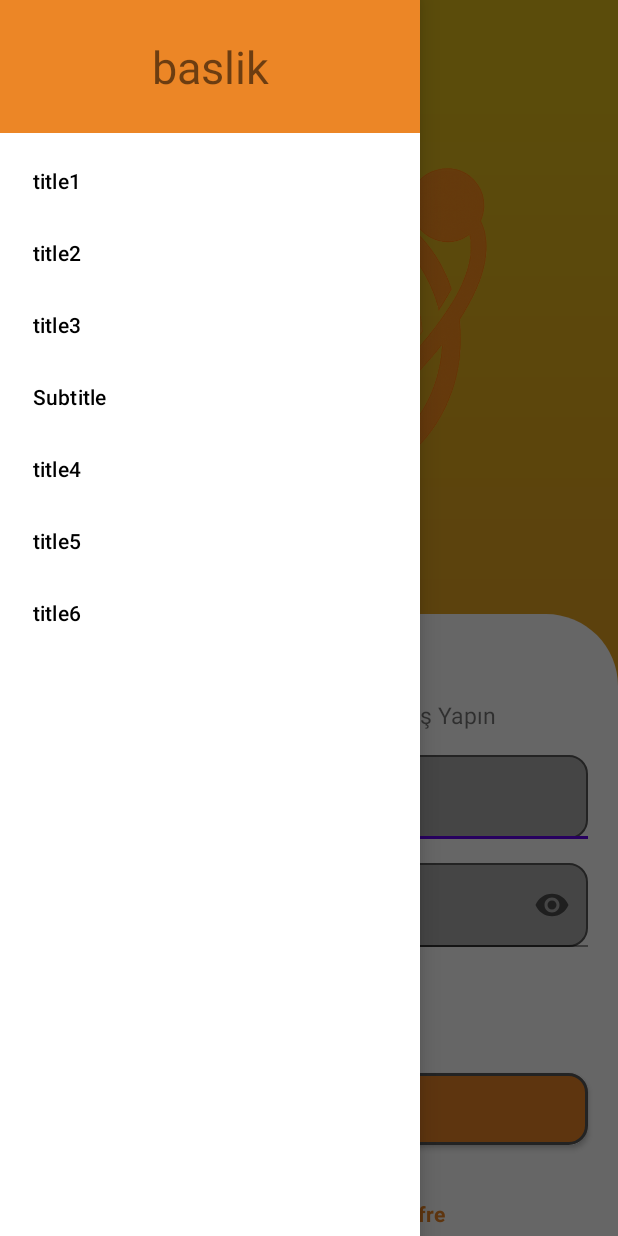
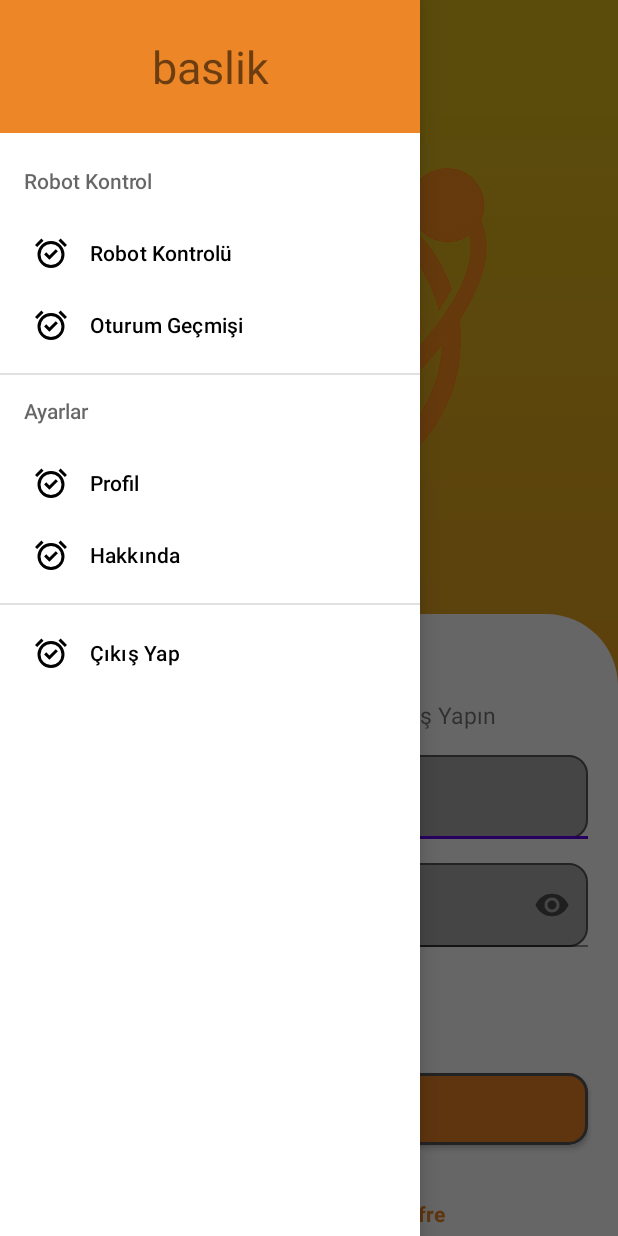
Before and after one commit to dogukanpayal/CitrusOrbit, an Android app: the screen it shows after launch (MainActivity), with the side drawer open, on a phone screen of 412 x 824 dp. Run offline under Robolectric (Android 15) with nearby library versions, the phone set to English and light mode, and no system bars; our stand-ins replace Firebase (no records; nobody signed in at launch, a user with empty details on screens opened directly).

Commit message:
Navigation Drawer yapıldı.

```diff
--- /dev/null
+++ b/DevelopmentProject/app/src/main/res/drawable/outline_alarm_on_24.xml
@@ -0,0 +1,5 @@
+<vector xmlns:android="http://schemas.android.com/apk/res/android" android:height="24dp" android:tint="#000000" android:viewportHeight="960" android:viewportWidth="960" android:width="24dp">
+
+    <path android:fillColor="@android:color/white" android:pathData="M438,662L664,436L607,379L438,548L353,463L296,520L438,662ZM480,880Q405,880 339.5,851.5Q274,823 225.5,774.5Q177,726 148.5,660.5Q120,595 120,520Q120,445 148.5,379.5Q177,314 225.5,265.5Q274,217 339.5,188.5Q405,160 480,160Q555,160 620.5,188.5Q686,217 734.5,265.5Q783,314 811.5,379.5Q840,445 840,520Q840,595 811.5,660.5Q783,726 734.5,774.5Q686,823 620.5,851.5Q555,880 480,880ZM480,520Q480,520 480,520Q480,520 480,520Q480,520 480,520Q480,520 480,520Q480,520 480,520Q480,520 480,520Q480,520 480,520Q480,520 480,520ZM224,94L280,150L110,320L54,264L224,94ZM736,94L906,264L850,320L680,150L736,94ZM480,800Q597,800 678.5,718.5Q760,637 760,520Q760,403 678.5,321.5Q597,240 480,240Q363,240 281.5,321.5Q200,403 200,520Q200,637 281.5,718.5Q363,800 480,800Z"/>
+
+</vector>
--- a/DevelopmentProject/app/src/main/res/menu/navigation_menu_drawer.xml
+++ b/DevelopmentProject/app/src/main/res/menu/navigation_menu_drawer.xml
@@ -1,34 +1,48 @@
 <?xml version="1.0" encoding="utf-8"?>
-<menu xmlns:android="http://schemas.android.com/apk/res/android">
-    <!-- Birinci grup: 1 tane seçili kılınabilir -->
-    <group android:checkableBehavior="single">
+<menu xmlns:android="http://schemas.android.com/apk/res/android"
+    xmlns:app="http://schemas.android.com/apk/res-auto">
+
+
+        <item
+            android:title="Robot Kontrol"
+            android:enabled="false">
+            <menu>
+                <group
+                    android:id="@+id/robotControlGroup"
+                    android:checkableBehavior="single">
                     <item
                         android:id="@+id/item1"
-            android:title="title1"
-            />
+                        android:icon="@drawable/outline_alarm_on_24"
+                        android:title="Robot Kontrolü" />
                     <item
                         android:id="@+id/item2"
-            android:title="title2"/>
+                        android:icon="@drawable/outline_alarm_on_24"
+                        android:title="Oturum Geçmişi"/>
+                </group>
+            </menu>
+        </item>
+
+    <item
+        android:title="Ayarlar"
+        android:enabled="false">
+        <menu>
+            <group
+                android:id="@+id/settingsGroup"
+                android:checkableBehavior="single">
                 <item
                     android:id="@+id/item3"
-            android:title="title3"/>
-    </group>
-
-    <!-- Başlık -->
-    <item
-        android:title="Subtitle"
-        android:enabled="false"/>
-
-    <!-- İkinci grup: yine single seçili kılınabilir -->
-    <group android:checkableBehavior="single">
+                    android:icon="@drawable/outline_alarm_on_24"
+                    android:title="Profil" />
                 <item
                     android:id="@+id/item4"
-            android:title="title4"/>
+                    android:icon="@drawable/outline_alarm_on_24"
+                    android:title="Hakkında"/>
+            </group>
+        </menu>
+    </item>
     <item
         android:id="@+id/item5"
-            android:title="title5"/>
-        <item
-            android:id="@+id/item6"
-            android:title="title6"/>
-    </group>
+        android:icon="@drawable/outline_alarm_on_24"
+        android:title="Çıkış Yap">
+    </item>
 </menu>
```
Lines whose indentation alone changed are shown as unchanged.
